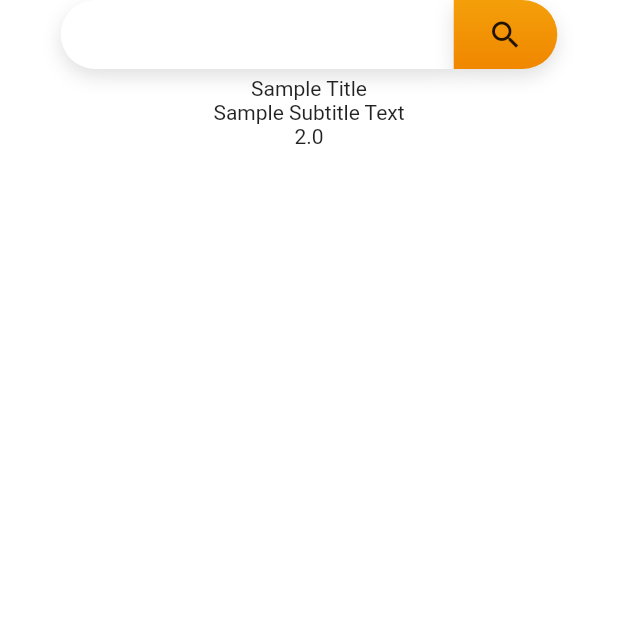
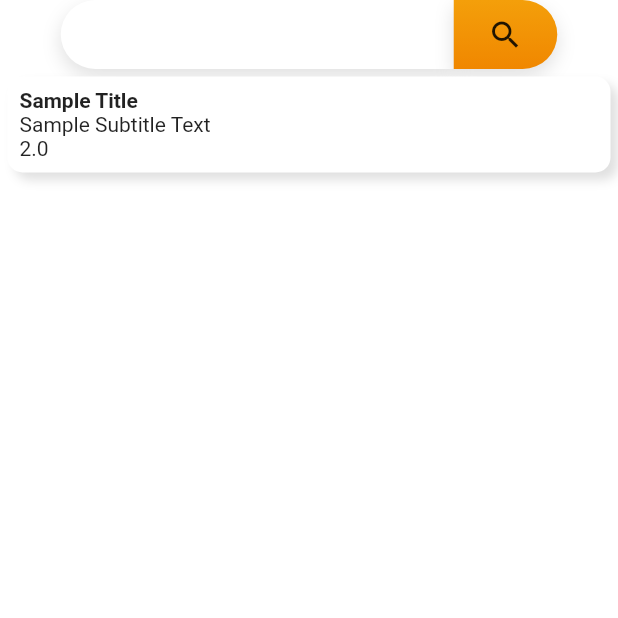
Before and after one commit to MaxZx3000/AI-Compfest-GigaPrime, a Flutter app: the screen it shows after launch, on a phone screen of 412 x 824 dp, the top half of it. Run offline on Flutter 3.47's test engine with Material 2 defaults, Android fonts, the phone set to English and light mode, and no system bars.

Commit message:
Added Styling (Width, Box Shadow, and Background Color).

```diff
--- a/aplikasi/lib/templates/horizontal_item_view.dart
+++ b/aplikasi/lib/templates/horizontal_item_view.dart
@@ -5,19 +5,29 @@ class HorizontalItemWidget extends StatelessWidget{
   final String titleText;
   final String subtitleText;
   final double rating;
+  final double width;
 
   const HorizontalItemWidget({
     Key? key,
     required this.titleText,
     required this.subtitleText,
     required this.rating,
+    this.width = double.infinity,
   }) : super(key: key);
 
-  @override
-  Widget build(BuildContext context) {
+  Widget _getSummaryWidget(){
     return Column(
+      mainAxisAlignment: MainAxisAlignment.start,
+      crossAxisAlignment: CrossAxisAlignment.start,
       children: [
-        Text(titleText),
+        Text(
+          titleText,
+          style: const TextStyle(
+            fontWeight: FontWeight.bold
+          ),
+          overflow: TextOverflow.ellipsis,
+          textAlign: TextAlign.left,
+        ),
         Text(subtitleText),
         Text(
           rating.toString(),
@@ -26,4 +36,26 @@ class HorizontalItemWidget extends StatelessWidget{
     );
   }
 
+  @override
+  Widget build(BuildContext context) {
+    return Container(
+      width: width,
+      padding: const EdgeInsets.all(8.0),
+      decoration: const BoxDecoration(
+        color: Colors.white,
+        borderRadius: BorderRadius.all(
+          Radius.circular(10.0)
+        ),
+        boxShadow: [
+          BoxShadow(
+            offset: Offset(5, 5),
+            color: Colors.black12,
+            spreadRadius: 0,
+            blurRadius: 5
+          )
+        ]
+      ),
+      child: _getSummaryWidget(),
+    );
+  }
 }
```
